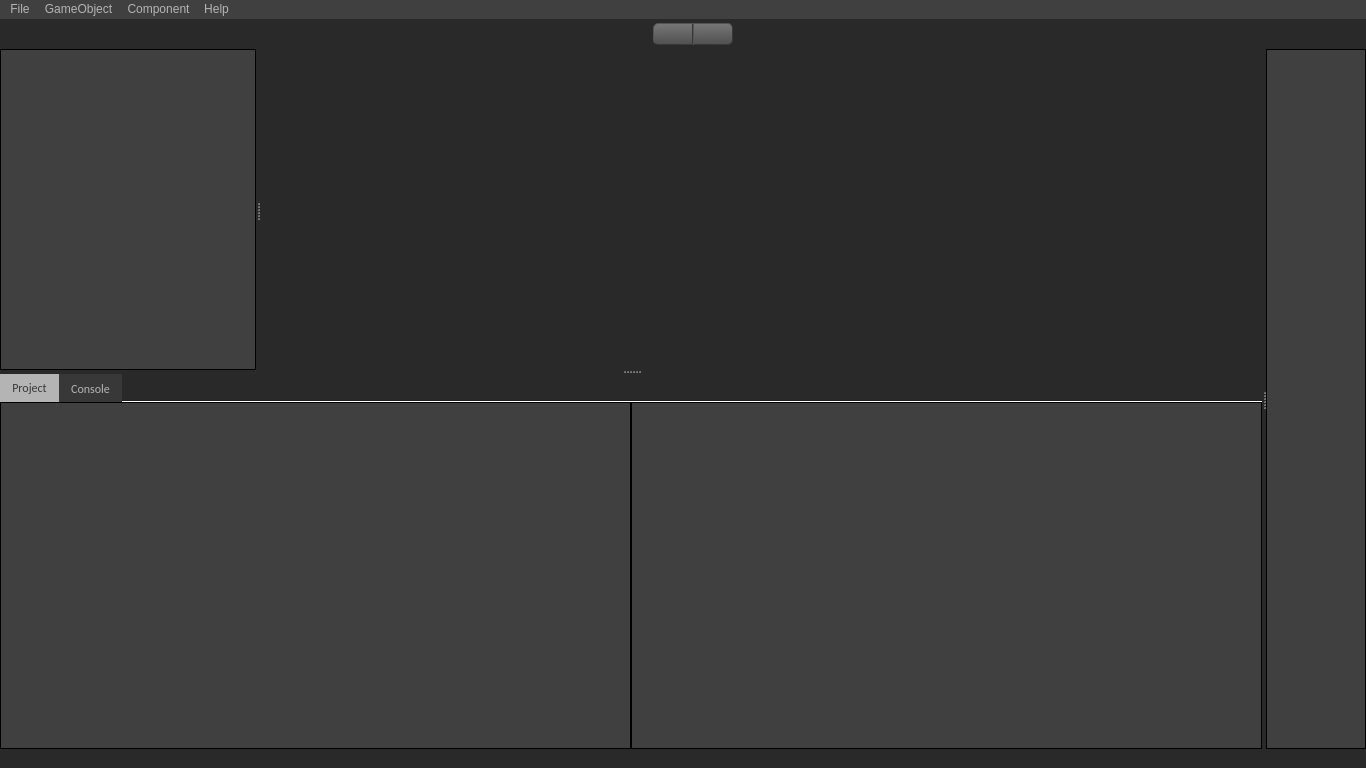
Qt form Editor/editor.ui (PanosK92/SpartanEngine) before a commit.
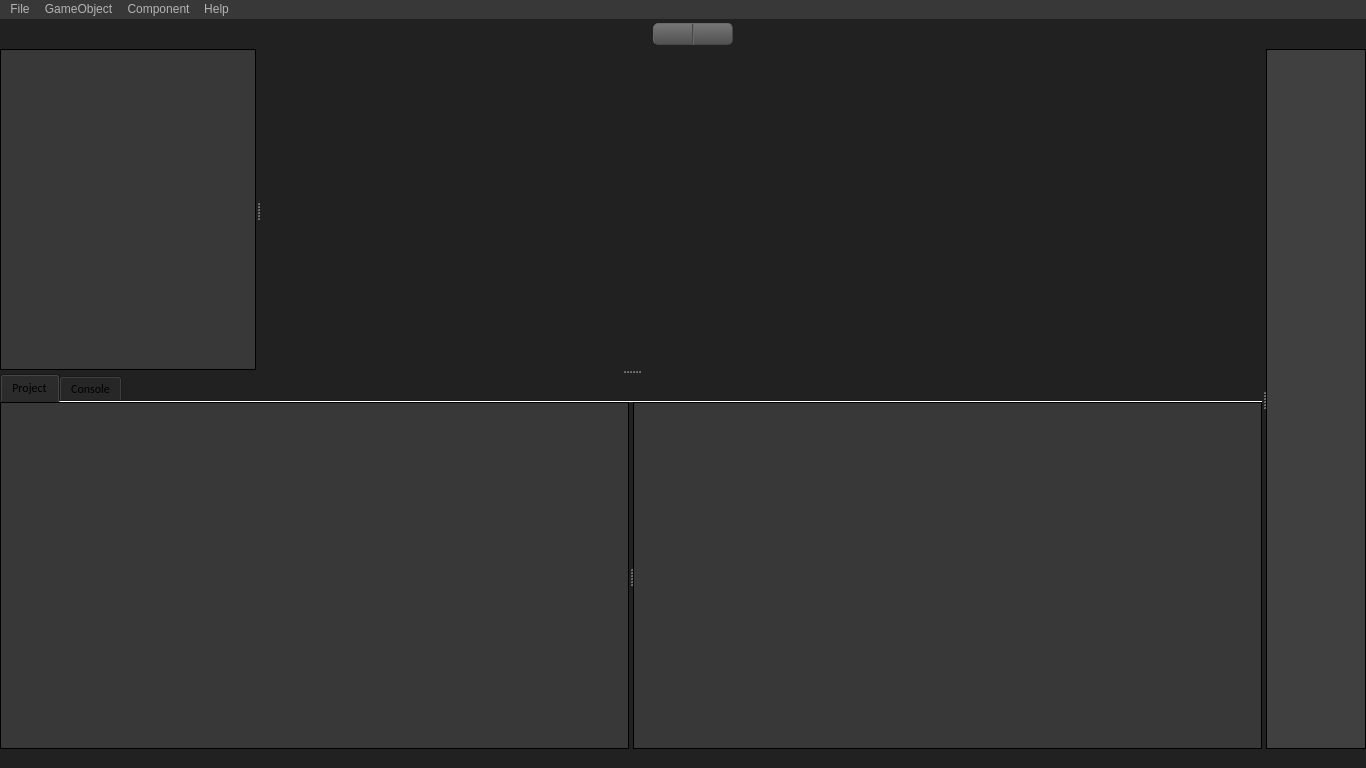
The same form after that commit. The open tabs and pages were chosen to show the change. Icons and pictures are not drawn. Custom widgets are drawn as their Qt base class.

Commit message: Implemented a directory and a file explorer under the tab "Project", they are both not fully functional yet. Also, added about dialog and did various UI improvements.

```diff
--- a/Editor/editor.ui
+++ b/Editor/editor.ui
@@ -34,27 +34,27 @@
      <colorrole role="Button">
       <brush brushstyle="SolidPattern">
        <color alpha="255">
-        <red>41</red>
-        <green>41</green>
-        <blue>41</blue>
+        <red>33</red>
+        <green>33</green>
+        <blue>33</blue>
        </color>
       </brush>
      </colorrole>
      <colorrole role="Base">
       <brush brushstyle="SolidPattern">
        <color alpha="255">
-        <red>41</red>
-        <green>41</green>
-        <blue>41</blue>
+        <red>33</red>
+        <green>33</green>
+        <blue>33</blue>
        </color>
       </brush>
      </colorrole>
      <colorrole role="Window">
       <brush brushstyle="SolidPattern">
        <color alpha="255">
-        <red>41</red>
-        <green>41</green>
-        <blue>41</blue>
+        <red>33</red>
+        <green>33</green>
+        <blue>33</blue>
        </color>
       </brush>
      </colorrole>
@@ -63,27 +63,27 @@
      <colorrole role="Button">
       <brush brushstyle="SolidPattern">
        <color alpha="255">
-        <red>41</red>
-        <green>41</green>
-        <blue>41</blue>
+        <red>33</red>
+        <green>33</green>
+        <blue>33</blue>
        </color>
       </brush>
      </colorrole>
      <colorrole role="Base">
       <brush brushstyle="SolidPattern">
        <color alpha="255">
-        <red>41</red>
-        <green>41</green>
-        <blue>41</blue>
+        <red>33</red>
+        <green>33</green>
+        <blue>33</blue>
        </color>
       </brush>
      </colorrole>
      <colorrole role="Window">
       <brush brushstyle="SolidPattern">
        <color alpha="255">
-        <red>41</red>
-        <green>41</green>
-        <blue>41</blue>
+        <red>33</red>
+        <green>33</green>
+        <blue>33</blue>
        </color>
       </brush>
      </colorrole>
@@ -92,27 +92,27 @@
      <colorrole role="Button">
       <brush brushstyle="SolidPattern">
        <color alpha="255">
-        <red>41</red>
-        <green>41</green>
-        <blue>41</blue>
+        <red>33</red>
+        <green>33</green>
+        <blue>33</blue>
        </color>
       </brush>
      </colorrole>
      <colorrole role="Base">
       <brush brushstyle="SolidPattern">
        <color alpha="255">
-        <red>41</red>
-        <green>41</green>
-        <blue>41</blue>
+        <red>33</red>
+        <green>33</green>
+        <blue>33</blue>
        </color>
       </brush>
      </colorrole>
      <colorrole role="Window">
       <brush brushstyle="SolidPattern">
        <color alpha="255">
-        <red>41</red>
-        <green>41</green>
-        <blue>41</blue>
+        <red>33</red>
+        <green>33</green>
+        <blue>33</blue>
        </color>
       </brush>
      </colorrole>
@@ -135,35 +135,35 @@
    <bool>false</bool>
   </property>
   <property name="styleSheet">
-   <string notr="true">/*
-GreyDark				= #292929
-GreyMedium			= #383838
-GreyLight				= #404040
-GreyLightText		= #B4B4B4
-*/
+   <string notr="true">/* Frame background: 212121 */
+/* Text color: 909090 */
+/* Text highlighted: EDEDED */
+/* widgets: 383838 */
+/* widgets highlighted: 484848*/
+/* border fade: 464646*/
 
 QMainWindow
 {
-	background-color: #292929;
+	background-color: #212121;
 	font: 9pt &quot;Calibri&quot;;
 	padding: 1px;
 }
 
 QPushButton
 {
-	background-color: #292929;
+	background-color: #212121;
 }
 
 QWidget
 {
-	background-color: #292929;	
+	background-color: #212121;	
 	font: 9pt &quot;Calibri&quot;;
 	padding: 0px;
 }
 
 QStatusBar
 {
-	background-color:  #292929;
+	background-color:  #212121;
 	font: 9pt &quot;Calibri&quot;;
 	padding: 0px;
 }
@@ -171,7 +171,7 @@
 QMenuBar
 {
 	color: #B4B4B4;
-	background-color: #404040;
+	background-color: #383838;
 	padding: 0px;
 }
 
@@ -201,7 +201,7 @@
 QTreeWidget
 {
 	color: #B4B4B4;
-	background-color: #404040;
+	background-color: #383838;
 	padding: 0px;
 	border-style: outset;
 	border-width: 1px;
@@ -210,8 +210,8 @@
 
 QTreeView
 {
-	color: #B4B4B4;
-	background-color: #404040;
+	color: #909090;
+	background-color: #383838;
 	padding: 0px;
 	border-style: outset;
 	border-width: 1px;
@@ -220,8 +220,8 @@
 
 QListWidget
 {
-	color: #B4B4B4;
-	background-color: #404040;
+	color: #909090;
+	background-color: #383838;
 	padding: 0px;
 	border-style: outset;
 	border-width: 1px;
@@ -230,28 +230,83 @@
 
 QListView
 {
-	color: #B4B4B4;
-	background-color: #404040;
+	color: #909090;
+	background-color: #383838;
 	padding: 0px;
 	border-style: outset;
 	border-width: 1px;
 	border-color: black;
 }
 
+QListView::item:alternate 
+{
+    background:  #383838;
+}
+
 QTabWidget
 {
-	color: #B4B4B4;
-	background-color: #404040;
+	color: #909090;
+	background-color: #383838;
 	padding: 0px;
 	border-style: outset;
 	border-width: 1px;
 	border-color: black;
 }
 
+QTabBar::tab
+{
+	color: #909090;
+	background-color: #212121;	
+
+	background-image: url(:/Images/tabProject.png);
+	background-repeat: no-repeat;
+	background-position: left;
+
+	border-color: #464646;
+	border-style: none;
+	border-width: 1px;
+	border-top-left-radius: 3px;
+	border-top-right-radius: 3px;
+	border-bottom-width: 0px;
+
+	min-width: 3.5em;
+	min-height: 1.3em;
+
+	padding-top: 1px;
+	padding-bottom: 1px;
+	padding-left: 18px;
+	padding-right: 6px;
+}
+
+QTabBar::tab:selected
+{
+	color: #909090;
+	background-color: #484848;	
+
+	background-image: url(:/Images/tabProject.png);
+	background-repeat: no-repeat;
+	background-position: left;
+
+	border-color: #464646;
+	border-style: solid;
+	border-width: 1px;
+	border-top-left-radius: 3px;
+	border-top-right-radius: 3px;
+	border-bottom-width: 0px;
+
+	min-width: 3.5em;
+	min-height: 1.3em;
+
+	padding-top: 1px;
+	padding-bottom: 1px;
+	padding-left: 18px;
+	padding-right: 6px;
+}
+
 QDirectus3DWidget
 {
-	color: #B4B4B4;
-	background-color: #404040;
+	color: #909090;
+	background-color: #383838;
 	padding: 0px;
 	border-style: outset;
 	border-width: 1px;
@@ -293,31 +348,12 @@
     subcontrol-origin: margin;
 }
 
-QTabBar::tab:selected 
-{
-		background-color: #B4B4B4;
-		color: #383838;
-		/*border-radius: 2px;*/
-}
-
-QTabBar::tab
-{
-		background-color: #383838;
-		color: #B4B4B4;
-		/*border-radius: 2px;*/
-}
-
-QListView::item:alternate 
-{
-    background:  #383838;
-}
-
-/*
-GreyDark				= #292929;
-GreyMedium			= #383838;
-GreyLight				= #404040;
-GreyLightText		= #B4B4B4;
-*/
+/* Frame background: 212121 */
+/* Text color: 909090 */
+/* Text highlighted: EDEDED */
+/* widgets: 383838 */
+/* widgets highlighted: 484848*/
+/* border fade: 464646*/
 </string>
   </property>
   <property name="locale">
@@ -420,7 +456,7 @@
 {
 min-width: 2em;
 padding: 3px;
-border-color: #383838;
+border-color: #464646;
 background-color: qlineargradient(spread:pad, x1:0.460636, y1:0, x2:0.467, y2:1, stop:0 rgba(120, 120, 120, 255), stop:1 rgba(79, 79, 79, 255));
 background-image: url(:/Images/play.png);
 background-repeat: no-repeat;
@@ -436,7 +472,7 @@
 {
 min-width: 2em;
 padding: 3px;
-border-color: #383838;
+border-color: #464646;
 background-color: qradialgradient(spread:pad, cx:0.495, cy:0.5, radius:0.644, fx:0.5, fy:0.5, stop:0.204545 rgba(120, 120, 120, 255), stop:1 rgba(59, 59, 59, 255));
 background-image: url(:/Images/play.png);
 background-repeat: no-repeat;
@@ -447,12 +483,13 @@
 border-bottom-left-radius: 5px;
 }
  
-/*
-GreyDark				= #292929
-GreyMedium			= #383838
-GreyLight				= #404040
-GreyLightText		= #B4B4B4
-*/</string>
+/* Frame background: 212121 */
+/* Text color: 909090 */
+/* Text highlighted: EDEDED */
+/* widgets: 383838 */
+/* widgets highlighted: 484848*/
+/* border fade: 464646*/
+</string>
            </property>
            <property name="text">
             <string/>
@@ -484,7 +521,7 @@
 {
 min-width: 2em;
 padding: 3px;
-border-color: #383838;
+border-color: #464646;
 background-color: qlineargradient(spread:pad, x1:0.460636, y1:0, x2:0.467, y2:1, stop:0 rgba(120, 120, 120, 255), stop:1 rgba(79, 79, 79, 255));
 background-image: url(:/Images/pause.png) contain;
 background-repeat: no-repeat;
@@ -499,7 +536,7 @@
 {
 min-width: 2em;
 padding: 3px;
-border-color: #383838;
+border-color: #464646;
 background-color: qradialgradient(spread:pad, cx:0.495, cy:0.5, radius:0.644, fx:0.5, fy:0.5, stop:0.204545 rgba(120, 120, 120, 255), stop:1 rgba(59, 59, 59, 255));
 background-image: url(:/Images/pause.png);
 background-repeat: no-repeat;
@@ -510,12 +547,13 @@
 border-bottom-right-radius: 5px;
 }
  
-/*
-GreyDark				= #292929
-GreyMedium			= #383838
-GreyLight				= #404040
-GreyLightText		= #B4B4B4
-*/</string>
+/* Frame background: 212121 */
+/* Text color: 909090 */
+/* Text highlighted: EDEDED */
+/* widgets: 383838 */
+/* widgets highlighted: 484848*/
+/* border fade: 464646*/
+</string>
            </property>
            <property name="text">
             <string/>
@@ -989,7 +1027,7 @@
              <widget class="QTabWidget" name="tabWidget">
               <property name="minimumSize">
                <size>
-                <width>0</width>
+                <width>51</width>
                 <height>0</height>
                </size>
               </property>
@@ -1011,12 +1049,24 @@
               <property name="autoFillBackground">
                <bool>false</bool>
               </property>
+              <property name="tabShape">
+               <enum>QTabWidget::Rounded</enum>
+              </property>
               <property name="currentIndex">
-               <number>1</number>
+               <number>0</number>
+              </property>
+              <property name="iconSize">
+               <size>
+                <width>15</width>
+                <height>15</height>
+               </size>
               </property>
               <property name="elideMode">
                <enum>Qt::ElideNone</enum>
               </property>
+              <property name="usesScrollButtons">
+               <bool>true</bool>
+              </property>
               <property name="documentMode">
                <bool>true</bool>
               </property>
@@ -1024,7 +1074,7 @@
                <bool>false</bool>
               </property>
               <property name="movable">
-               <bool>false</bool>
+               <bool>true</bool>
               </property>
               <property name="tabBarAutoHide">
                <bool>false</bool>
@@ -1042,27 +1092,27 @@
                   <colorrole role="Button">
                    <brush brushstyle="SolidPattern">
                     <color alpha="255">
-                     <red>41</red>
-                     <green>41</green>
-                     <blue>41</blue>
+                     <red>33</red>
+                     <green>33</green>
+                     <blue>33</blue>
                     </color>
                    </brush>
                   </colorrole>
                   <colorrole role="Base">
                    <brush brushstyle="SolidPattern">
                     <color alpha="255">
-                     <red>41</red>
-                     <green>41</green>
-                     <blue>41</blue>
+                     <red>33</red>
+                     <green>33</green>
+                     <blue>33</blue>
                     </color>
                    </brush>
                   </colorrole>
                   <colorrole role="Window">
                    <brush brushstyle="SolidPattern">
                     <color alpha="255">
-                     <red>41</red>
-                     <green>41</green>
-                     <blue>41</blue>
+                     <red>33</red>
+                     <green>33</green>
+                     <blue>33</blue>
                     </color>
                    </brush>
                   </colorrole>
@@ -1071,27 +1121,27 @@
                   <colorrole role="Button">
                    <brush brushstyle="SolidPattern">
                     <color alpha="255">
-                     <red>41</red>
-                     <green>41</green>
-                     <blue>41</blue>
+                     <red>33</red>
+                     <green>33</green>
+                     <blue>33</blue>
                     </color>
                    </brush>
                   </colorrole>
                   <colorrole role="Base">
                    <brush brushstyle="SolidPattern">
                     <color alpha="255">
-                     <red>41</red>
-                     <green>41</green>
-                     <blue>41</blue>
+                     <red>33</red>
+                     <green>33</green>
+                     <blue>33</blue>
                     </color>
                    </brush>
                   </colorrole>
                   <colorrole role="Window">
                    <brush brushstyle="SolidPattern">
                     <color alpha="255">
-                     <red>41</red>
-                     <green>41</green>
-                     <blue>41</blue>
+                     <red>33</red>
+                     <green>33</green>
+                     <blue>33</blue>
                     </color>
                    </brush>
                   </colorrole>
@@ -1100,27 +1150,27 @@
                   <colorrole role="Button">
                    <brush brushstyle="SolidPattern">
                     <color alpha="255">
-                     <red>41</red>
-                     <green>41</green>
-                     <blue>41</blue>
+                     <red>33</red>
+                     <green>33</green>
+                     <blue>33</blue>
                     </color>
                    </brush>
                   </colorrole>
                   <colorrole role="Base">
                    <brush brushstyle="SolidPattern">
                     <color alpha="255">
-                     <red>41</red>
-                     <green>41</green>
-                     <blue>41</blue>
+                     <red>33</red>
+                     <green>33</green>
+                     <blue>33</blue>
                     </color>
                    </brush>
                   </colorrole>
                   <colorrole role="Window">
                    <brush brushstyle="SolidPattern">
                     <color alpha="255">
-                     <red>41</red>
-                     <green>41</green>
-                     <blue>41</blue>
+                     <red>33</red>
+                     <green>33</green>
+                     <blue>33</blue>
                     </color>
                    </brush>
                   </colorrole>
@@ -1147,10 +1197,20 @@
                  <number>0</number>
                 </property>
                 <item>
-                 <widget class="QListView" name="listView"/>
+                 <layout class="QHBoxLayout" name="horizontalLayout">
+                  <property name="spacing">
+                   <number>0</number>
+                  </property>
+                 </layout>
                 </item>
                 <item>
-                 <widget class="QTreeView" name="treeView"/>
+                 <widget class="QSplitter" name="splitterProject">
+                  <property name="orientation">
+                   <enum>Qt::Horizontal</enum>
+                  </property>
+                  <widget class="DirectusFileExplorer" name="projectListView"/>
+                  <widget class="DirectusDirExplorer" name="projectTreeView"/>
+                 </widget>
                 </item>
                </layout>
               </widget>
@@ -1922,6 +1982,22 @@
    <extends>QPushButton</extends>
    <header>DirectusPlayButton.h</header>
   </customwidget>
+  <customwidget>
+   <class>DirectusDirExplorer</class>
+   <extends>QTreeView</extends>
+   <header>DirectusDirExplorer.h</header>
+   <slots>
+    <slot>UpdateFileExplorer(QModelIndex)</slot>
+   </slots>
+  </customwidget>
+  <customwidget>
+   <class>DirectusFileExplorer</class>
+   <extends>QListView</extends>
+   <header>DirectusFileExplorer.h</header>
+   <slots>
+    <slot>SetRootPath(QString)</slot>
+   </slots>
+  </customwidget>
  </customwidgets>
  <resources/>
  <connections>
```
Left out of the diff: 195 changed lines with no effect on the pictures. The commit also changes 11 other files.
